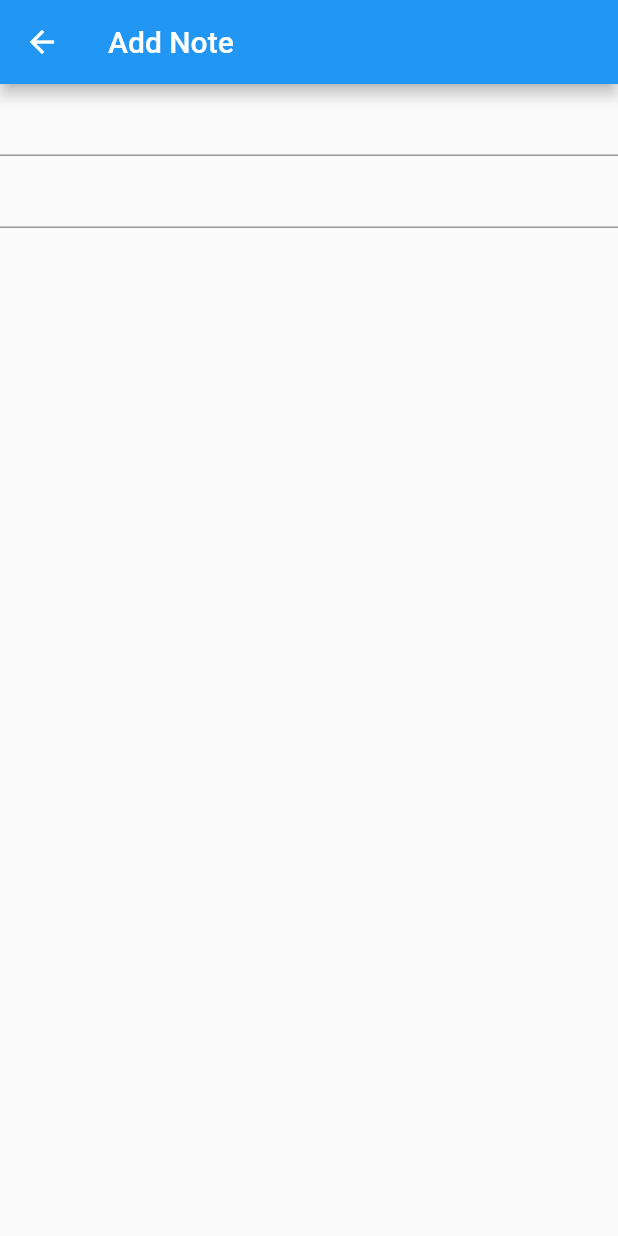
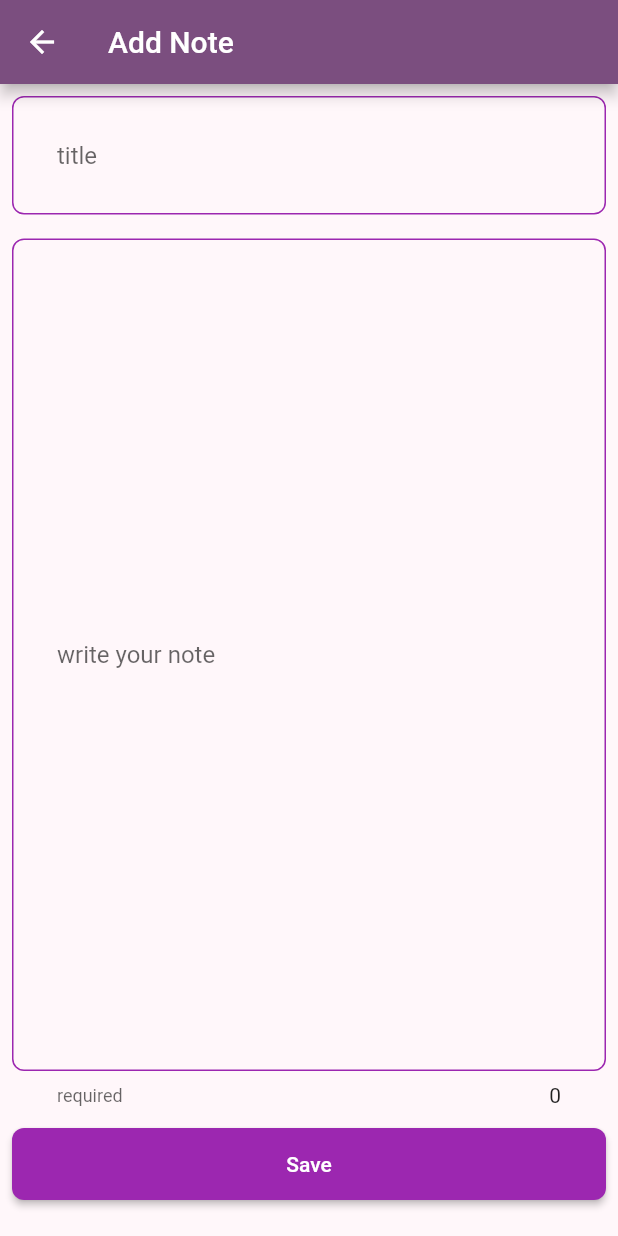
Before and after one commit to devhabibworks/note, a Flutter app: the screen it shows after launch, after a tap on the "add" icon, on a phone screen of 412 x 824 dp. Run offline on Flutter 3.47's test engine with Material 2 defaults, Android fonts, the phone set to English and light mode, and no system bars; our stand-ins replace sqflite; accounts and stored records are empty.

Commit message:
add-note3

```diff
--- a/lib/main.dart
+++ b/lib/main.dart
@@ -10,8 +10,8 @@ class MyApp extends StatelessWidget {
   const MyApp({Key? key}) : super(key: key);
   InputDecorationTheme inputDecorationTheme() {
     OutlineInputBorder outlineInputBorder = OutlineInputBorder(
-      borderRadius: BorderRadius.circular(16),
-      borderSide: const BorderSide(color: Colors.blueAccent),
+      borderRadius: BorderRadius.circular(8),
+      borderSide: const BorderSide(color: Colors.purple),
       gapPadding: 10,
     );
     return InputDecorationTheme(
@@ -27,6 +27,10 @@ class MyApp extends StatelessWidget {
   Widget build(BuildContext context) {
     return MaterialApp(
       debugShowCheckedModeBanner: false,
+      theme: ThemeData(
+        inputDecorationTheme: inputDecorationTheme(),
+        colorSchemeSeed: Colors.purpleAccent,
+      ),
       routes: {
         "home": (context) => const HomeScreen(),
         'add-note': (context) => const AddNoteScreen()
--- a/lib/screen/add-note/add_note_screen.dart
+++ b/lib/screen/add-note/add_note_screen.dart
@@ -29,13 +29,66 @@ class _AddNoteScreenState extends State<AddNoteScreen> {
         title: const Text("Add Note"),
       ),
       body: SafeArea(
-        child: Form(
-          key: _formKey,
-          child: Column(
-            children: [
-              TextFormField(),
-              TextFormField(),
-            ],
+        child: Padding(
+          padding: const EdgeInsets.all(8.0),
+          child: Form(
+            key: _formKey,
+            child: Column(
+              crossAxisAlignment: CrossAxisAlignment.stretch,
+              children: [
+                TextFormField(
+                  keyboardType: const TextInputType.numberWithOptions(
+                      decimal: false, signed: false),
+                  controller: titleContoller,
+                  onChanged: (value) {
+                    setState(() {
+                      note.title = value;
+                    });
+                  },
+                  decoration: const InputDecoration(
+                    hintText: "title",
+                  ),
+                ),
+                const SizedBox(
+                  height: 16,
+                ),
+                Expanded(
+                  child: TextFormField(
+                    expands: true,
+                    maxLines: null,
+                    onChanged: (value) {
+                      setState(() {
+                        note.body = value;
+                      });
+                    },
+                    controller: bodyController,
+                    decoration: InputDecoration(
+                        hintText: "write your note",
+                        helperText: "required",
+                        counter: Text("${bodyController.text.length}")),
+                  ),
+                ),
+                const SizedBox(
+                  height: 16,
+                ),
+                MaterialButton(
+                  shape: RoundedRectangleBorder(
+                      borderRadius: BorderRadius.circular(8)),
+                  color: Colors.purple,
+                  onPressed: () {},
+                  child: const Padding(
+                    padding: EdgeInsets.all(16.0),
+                    child: Text(
+                      "Save",
+                      style: TextStyle(color: Colors.white),
+                    ),
+                  ),
+                ),
+                const SizedBox(
+                  height: 16,
+                ),
+              ],
+            ),
           ),
         ),
       ),
--- /dev/null
+++ b/lib/test.dart
@@ -0,0 +1,12 @@
+class GrandFather {
+  String name;
+  GrandFather(this.name);
+}
+
+GrandFather grandFather = GrandFather("Ahmed");
+
+class Father extends GrandFather {
+  Father(super.name);
+}
+
+class Son {}
```
